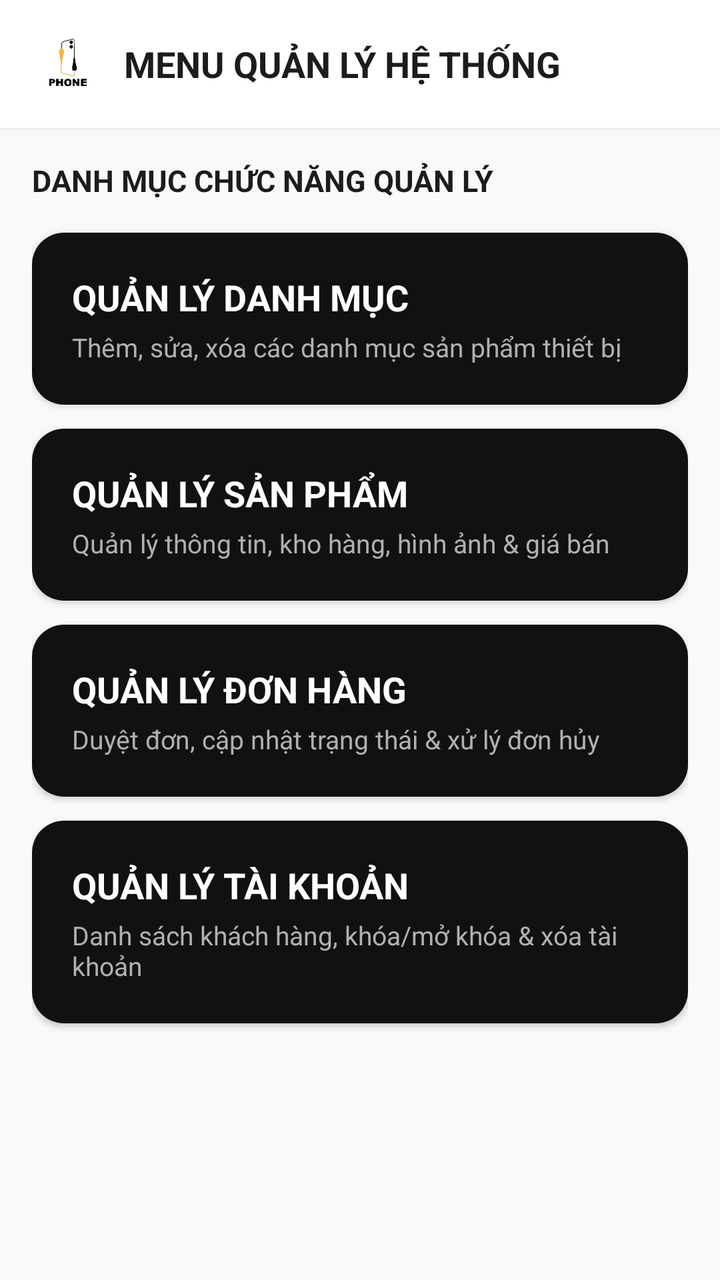
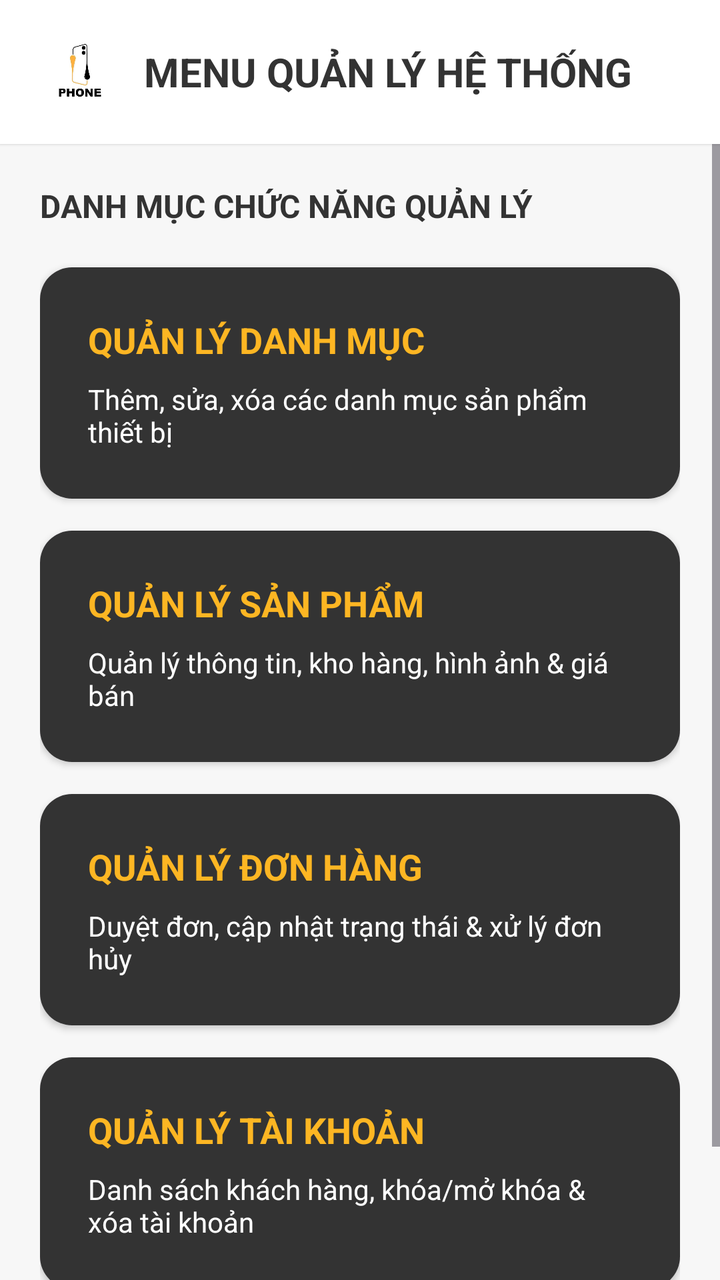

Screens rendered from an Android XML layout before and after an edit, with the pre-edit source and the edit as a unified diff.
<!-- AndroidManifest.xml: application theme Theme.MobileDeviceStoreTDMU -->
<!-- res/layout/fragment_admin_management.xml -->
<?xml version="1.0" encoding="utf-8"?>
<LinearLayout xmlns:android="http://schemas.android.com/apk/res/android"
    xmlns:app="http://schemas.android.com/apk/res-auto"
    android:layout_width="match_parent"
    android:layout_height="match_parent"
    android:orientation="vertical"
    android:background="#F8F9FA">

    
    <LinearLayout
        android:layout_width="match_parent"
        android:layout_height="wrap_content"
        android:background="#FFFFFF"
        android:elevation="1dp"
        android:paddingHorizontal="16dp"
        android:paddingVertical="14dp"
        android:orientation="horizontal"
        android:gravity="center_vertical">

        <ImageView
            android:layout_width="36dp"
            android:layout_height="36dp"
            android:src="@drawable/logo"
            android:scaleType="fitCenter"
            android:contentDescription="Logo Admin"
            android:layout_marginEnd="10dp" />

        <TextView
            android:layout_width="0dp"
            android:layout_height="wrap_content"
            android:layout_weight="1"
            android:text="MENU QUẢN LÝ HỆ THỐNG"
            android:textColor="#1C1C1C"
            android:textSize="18sp"
            android:textStyle="bold" />

    </LinearLayout>

    <ScrollView
        android:layout_width="match_parent"
        android:layout_height="match_parent">

        <LinearLayout
            android:layout_width="match_parent"
            android:layout_height="wrap_content"
            android:orientation="vertical"
            android:padding="16dp">

            <TextView
                android:layout_width="match_parent"
                android:layout_height="wrap_content"
                android:text="DANH MỤC CHỨC NĂNG QUẢN LÝ"
                android:textSize="15sp"
                android:textStyle="bold"
                android:textColor="#1C1C1C"
                android:layout_marginBottom="16dp" />

            
            <com.google.android.material.card.MaterialCardView
                android:id="@+id/cardQuanLyDanhMuc"
                android:layout_width="match_parent"
                android:layout_height="wrap_content"
                android:layout_marginBottom="12dp"
                android:clickable="true"
                android:focusable="true"
                app:cardCornerRadius="16dp"
                app:cardElevation="2dp"
                app:strokeWidth="0dp">

                <LinearLayout
                    android:layout_width="match_parent"
                    android:layout_height="wrap_content"
                    android:orientation="vertical"
                    android:background="#111111"
                    android:padding="20dp">

                    <TextView
                        android:layout_width="wrap_content"
                        android:layout_height="wrap_content"
                        android:text="QUẢN LÝ DANH MỤC"
                        android:textColor="#FFFFFF"
                        android:textSize="18sp"
                        android:textStyle="bold" />

                    <TextView
                        android:layout_width="wrap_content"
                        android:layout_height="wrap_content"
                        android:text="Thêm, sửa, xóa các danh mục sản phẩm thiết bị"
                        android:textColor="#B0B0B0"
                        android:textSize="13sp"
                        android:layout_marginTop="4dp" />

                </LinearLayout>

            </com.google.android.material.card.MaterialCardView>

            
            <com.google.android.material.card.MaterialCardView
                android:id="@+id/cardQuanLySanPham"
                android:layout_width="match_parent"
                android:layout_height="wrap_content"
                android:layout_marginBottom="12dp"
                android:clickable="true"
                android:focusable="true"
                app:cardCornerRadius="16dp"
                app:cardElevation="2dp"
                app:strokeWidth="0dp">

                <LinearLayout
                    android:layout_width="match_parent"
                    android:layout_height="wrap_content"
                    android:orientation="vertical"
                    android:background="#111111"
                    android:padding="20dp">

                    <TextView
                        android:layout_width="wrap_content"
                        android:layout_height="wrap_content"
                        android:text="QUẢN LÝ SẢN PHẨM"
                        android:textColor="#FFFFFF"
                        android:textSize="18sp"
                        android:textStyle="bold" />

                    <TextView
                        android:layout_width="wrap_content"
                        android:layout_height="wrap_content"
                        android:text="Quản lý thông tin, kho hàng, hình ảnh &amp; giá bán"
                        android:textColor="#B0B0B0"
                        android:textSize="13sp"
                        android:layout_marginTop="4dp" />

                </LinearLayout>

            </com.google.android.material.card.MaterialCardView>

            
            <com.google.android.material.card.MaterialCardView
                android:id="@+id/cardQuanLyDonHang"
                android:layout_width="match_parent"
                android:layout_height="wrap_content"
                android:layout_marginBottom="12dp"
                android:clickable="true"
                android:focusable="true"
                app:cardCornerRadius="16dp"
                app:cardElevation="2dp"
                app:strokeWidth="0dp">

                <LinearLayout
                    android:layout_width="match_parent"
                    android:layout_height="wrap_content"
                    android:orientation="vertical"
                    android:background="#111111"
                    android:padding="20dp">

                    <TextView
                        android:layout_width="wrap_content"
                        android:layout_height="wrap_content"
                        android:text="QUẢN LÝ ĐƠN HÀNG"
                        android:textColor="#FFFFFF"
                        android:textSize="18sp"
                        android:textStyle="bold" />

                    <TextView
                        android:layout_width="wrap_content"
                        android:layout_height="wrap_content"
                        android:text="Duyệt đơn, cập nhật trạng thái &amp; xử lý đơn hủy"
                        android:textColor="#B0B0B0"
                        android:textSize="13sp"
                        android:layout_marginTop="4dp" />

                </LinearLayout>

            </com.google.android.material.card.MaterialCardView>

            
            <com.google.android.material.card.MaterialCardView
                android:id="@+id/cardQuanLyTaiKhoan"
                android:layout_width="match_parent"
                android:layout_height="wrap_content"
                android:layout_marginBottom="16dp"
                android:clickable="true"
                android:focusable="true"
                app:cardCornerRadius="16dp"
                app:cardElevation="2dp"
                app:strokeWidth="0dp">

                <LinearLayout
                    android:layout_width="match_parent"
                    android:layout_height="wrap_content"
                    android:orientation="vertical"
                    android:background="#111111"
                    android:padding="20dp">

                    <TextView
                        android:layout_width="wrap_content"
                        android:layout_height="wrap_content"
                        android:text="QUẢN LÝ TÀI KHOẢN"
                        android:textColor="#FFFFFF"
                        android:textSize="18sp"
                        android:textStyle="bold" />

                    <TextView
                        android:layout_width="wrap_content"
                        android:layout_height="wrap_content"
                        android:text="Danh sách khách hàng, khóa/mở khóa &amp; xóa tài khoản"
                        android:textColor="#B0B0B0"
                        android:textSize="13sp"
                        android:layout_marginTop="4dp" />

                </LinearLayout>

            </com.google.android.material.card.MaterialCardView>

        </LinearLayout>

    </ScrollView>

</LinearLayout>
<!-- resources referenced by this layout -->
<resources>
  <!-- drawable logo: jpg bitmap (drawable, 5396 bytes) -->
  <style name="Theme.MobileDeviceStoreTDMU" parent="Base.Theme.MobileDeviceStoreTDMU" />
  <style name="Base.Theme.MobileDeviceStoreTDMU" parent="Theme.Material3.DayNight.NoActionBar">
          
          
      </style>
</resources>

<!-- the commit's change to res/layout/fragment_admin_management.xml (unified diff, before → after) -->
@@ -4,81 +4,83 @@
     android:layout_width="match_parent"
     android:layout_height="match_parent"
     android:orientation="vertical"
-    android:background="#F8F9FA">
+    android:background="@color/bg_light">
 
     
     <LinearLayout
         android:layout_width="match_parent"
         android:layout_height="wrap_content"
-        android:background="#FFFFFF"
+        android:background="@color/bg_white"
         android:elevation="1dp"
-        android:paddingHorizontal="16dp"
-        android:paddingVertical="14dp"
+        android:paddingHorizontal="20dp"
+        android:paddingVertical="16dp"
         android:orientation="horizontal"
         android:gravity="center_vertical">
 
         <ImageView
-            android:layout_width="36dp"
-            android:layout_height="36dp"
+            android:layout_width="40dp"
+            android:layout_height="40dp"
             android:src="@drawable/logo"
             android:scaleType="fitCenter"
             android:contentDescription="Logo Admin"
-            android:layout_marginEnd="10dp" />
+            android:layout_marginEnd="12dp" />
 
         <TextView
             android:layout_width="0dp"
             android:layout_height="wrap_content"
             android:layout_weight="1"
             android:text="MENU QUẢN LÝ HỆ THỐNG"
-            android:textColor="#1C1C1C"
-            android:textSize="18sp"
+            android:textColor="@color/text_primary"
+            android:textSize="20sp"
             android:textStyle="bold" />
 
     </LinearLayout>
 
     <ScrollView
         android:layout_width="match_parent"
-        android:layout_height="match_parent">
+        android:layout_height="match_parent"
+        android:clipToPadding="false"
+        android:paddingBottom="24dp">
 
         <LinearLayout
             android:layout_width="match_parent"
             android:layout_height="wrap_content"
             android:orientation="vertical"
-            android:padding="16dp">
+            android:padding="20dp">
 
             <TextView
                 android:layout_width="match_parent"
                 android:layout_height="wrap_content"
                 android:text="DANH MỤC CHỨC NĂNG QUẢN LÝ"
-                android:textSize="15sp"
+                android:textSize="16sp"
                 android:textStyle="bold"
-                android:textColor="#1C1C1C"
-                android:layout_marginBottom="16dp" />
+                android:textColor="@color/text_primary"
+                android:layout_marginBottom="20dp" />
 
             
             <com.google.android.material.card.MaterialCardView
                 android:id="@+id/cardQuanLyDanhMuc"
                 android:layout_width="match_parent"
                 android:layout_height="wrap_content"
-                android:layout_marginBottom="12dp"
-                android:clickable="true"
-                android:focusable="true"
-                app:cardCornerRadius="16dp"
-                app:cardElevation="2dp"
-                app:strokeWidth="0dp">
-
-                <LinearLayout
-                    android:layout_width="match_parent"
-                    android:layout_height="wrap_content"
-                    android:orientation="vertical"
-                    android:background="#111111"
-                    android:padding="20dp">
+                android:layout_marginBottom="16dp"
+                android:clickable="true"
+                android:focusable="true"
+                app:cardCornerRadius="16dp"
+                app:cardElevation="2dp"
+                app:strokeWidth="0dp">
+
+                <LinearLayout
+                    android:layout_width="match_parent"
+                    android:layout_height="wrap_content"
+                    android:orientation="vertical"
+                    android:background="@color/primary_black"
+                    android:padding="24dp">
 
                     <TextView
                         android:layout_width="wrap_content"
                         android:layout_height="wrap_content"
                         android:text="QUẢN LÝ DANH MỤC"
-                        android:textColor="#FFFFFF"
+                        android:textColor="@color/primary_yellow"
                         android:textSize="18sp"
                         android:textStyle="bold" />
 
@@ -86,9 +88,9 @@
                         android:layout_width="wrap_content"
                         android:layout_height="wrap_content"
                         android:text="Thêm, sửa, xóa các danh mục sản phẩm thiết bị"
-                        android:textColor="#B0B0B0"
-                        android:textSize="13sp"
-                        android:layout_marginTop="4dp" />
+                        android:textColor="@color/bg_white"
+                        android:textSize="14sp"
+                        android:layout_marginTop="8dp" />
 
                 </LinearLayout>
 
@@ -99,25 +101,25 @@
                 android:id="@+id/cardQuanLySanPham"
                 android:layout_width="match_parent"
                 android:layout_height="wrap_content"
-                android:layout_marginBottom="12dp"
-                android:clickable="true"
-                android:focusable="true"
-                app:cardCornerRadius="16dp"
-                app:cardElevation="2dp"
-                app:strokeWidth="0dp">
-
-                <LinearLayout
-                    android:layout_width="match_parent"
-                    android:layout_height="wrap_content"
-                    android:orientation="vertical"
-                    android:background="#111111"
-                    android:padding="20dp">
+                android:layout_marginBottom="16dp"
+                android:clickable="true"
+                android:focusable="true"
+                app:cardCornerRadius="16dp"
+                app:cardElevation="2dp"
+                app:strokeWidth="0dp">
+
+                <LinearLayout
+                    android:layout_width="match_parent"
+                    android:layout_height="wrap_content"
+                    android:orientation="vertical"
+                    android:background="@color/primary_black"
+                    android:padding="24dp">
 
                     <TextView
                         android:layout_width="wrap_content"
                         android:layout_height="wrap_content"
                         android:text="QUẢN LÝ SẢN PHẨM"
-                        android:textColor="#FFFFFF"
+                        android:textColor="@color/primary_yellow"
                         android:textSize="18sp"
                         android:textStyle="bold" />
 
@@ -125,9 +127,9 @@
                         android:layout_width="wrap_content"
                         android:layout_height="wrap_content"
                         android:text="Quản lý thông tin, kho hàng, hình ảnh &amp; giá bán"
-                        android:textColor="#B0B0B0"
-                        android:textSize="13sp"
-                        android:layout_marginTop="4dp" />
+                        android:textColor="@color/bg_white"
+                        android:textSize="14sp"
+                        android:layout_marginTop="8dp" />
 
                 </LinearLayout>
 
@@ -138,25 +140,25 @@
                 android:id="@+id/cardQuanLyDonHang"
                 android:layout_width="match_parent"
                 android:layout_height="wrap_content"
-                android:layout_marginBottom="12dp"
-                android:clickable="true"
-                android:focusable="true"
-                app:cardCornerRadius="16dp"
-                app:cardElevation="2dp"
-                app:strokeWidth="0dp">
-
-                <LinearLayout
-                    android:layout_width="match_parent"
-                    android:layout_height="wrap_content"
-                    android:orientation="vertical"
-                    android:background="#111111"
-                    android:padding="20dp">
+                android:layout_marginBottom="16dp"
+                android:clickable="true"
+                android:focusable="true"
+                app:cardCornerRadius="16dp"
+                app:cardElevation="2dp"
+                app:strokeWidth="0dp">
+
+                <LinearLayout
+                    android:layout_width="match_parent"
+                    android:layout_height="wrap_content"
+                    android:orientation="vertical"
+                    android:background="@color/primary_black"
+                    android:padding="24dp">
 
                     <TextView
                         android:layout_width="wrap_content"
                         android:layout_height="wrap_content"
                         android:text="QUẢN LÝ ĐƠN HÀNG"
-                        android:textColor="#FFFFFF"
+                        android:textColor="@color/primary_yellow"
                         android:textSize="18sp"
                         android:textStyle="bold" />
 
@@ -164,9 +166,9 @@
                         android:layout_width="wrap_content"
                         android:layout_height="wrap_content"
                         android:text="Duyệt đơn, cập nhật trạng thái &amp; xử lý đơn hủy"
-                        android:textColor="#B0B0B0"
-                        android:textSize="13sp"
-                        android:layout_marginTop="4dp" />
+                        android:textColor="@color/bg_white"
+                        android:textSize="14sp"
+                        android:layout_marginTop="8dp" />
 
                 </LinearLayout>
 
@@ -177,25 +179,25 @@
                 android:id="@+id/cardQuanLyTaiKhoan"
                 android:layout_width="match_parent"
                 android:layout_height="wrap_content"
-                android:layout_marginBottom="16dp"
-                android:clickable="true"
-                android:focusable="true"
-                app:cardCornerRadius="16dp"
-                app:cardElevation="2dp"
-                app:strokeWidth="0dp">
-
-                <LinearLayout
-                    android:layout_width="match_parent"
-                    android:layout_height="wrap_content"
-                    android:orientation="vertical"
-                    android:background="#111111"
-                    android:padding="20dp">
+                android:layout_marginBottom="24dp"
+                android:clickable="true"
+                android:focusable="true"
+                app:cardCornerRadius="16dp"
+                app:cardElevation="2dp"
+                app:strokeWidth="0dp">
+
+                <LinearLayout
+                    android:layout_width="match_parent"
+                    android:layout_height="wrap_content"
+                    android:orientation="vertical"
+                    android:background="@color/primary_black"
+                    android:padding="24dp">
 
                     <TextView
                         android:layout_width="wrap_content"
                         android:layout_height="wrap_content"
                         android:text="QUẢN LÝ TÀI KHOẢN"
-                        android:textColor="#FFFFFF"
+                        android:textColor="@color/primary_yellow"
                         android:textSize="18sp"
                         android:textStyle="bold" />
 
@@ -203,9 +205,9 @@
                         android:layout_width="wrap_content"
                         android:layout_height="wrap_content"
                         android:text="Danh sách khách hàng, khóa/mở khóa &amp; xóa tài khoản"
-                        android:textColor="#B0B0B0"
-                        android:textSize="13sp"
-                        android:layout_marginTop="4dp" />
+                        android:textColor="@color/bg_white"
+                        android:textSize="14sp"
+                        android:layout_marginTop="8dp" />
 
                 </LinearLayout>
 
<!-- resource entries referenced after the edit -->
@@ -1,5 +1,10 @@
 <!-- resources referenced by this layout -->
 <resources>
+  <color name="bg_light">#F7F7F7</color>
+  <color name="bg_white">#FFFFFF</color>
+  <color name="primary_black">#333333</color>
+  <color name="primary_yellow">#FDB623</color>
+  <color name="text_primary">#333333</color>
   <!-- drawable logo: jpg bitmap (drawable, 5396 bytes) -->
   <style name="Theme.MobileDeviceStoreTDMU" parent="Base.Theme.MobileDeviceStoreTDMU" />
   <style name="Base.Theme.MobileDeviceStoreTDMU" parent="Theme.Material3.DayNight.NoActionBar">
